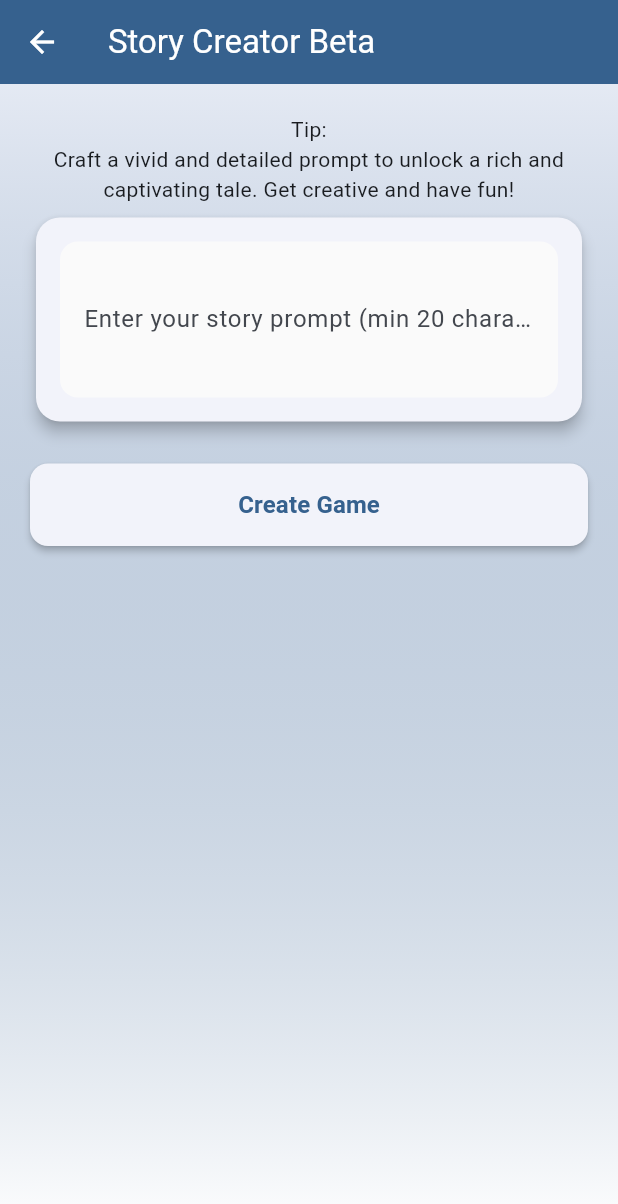
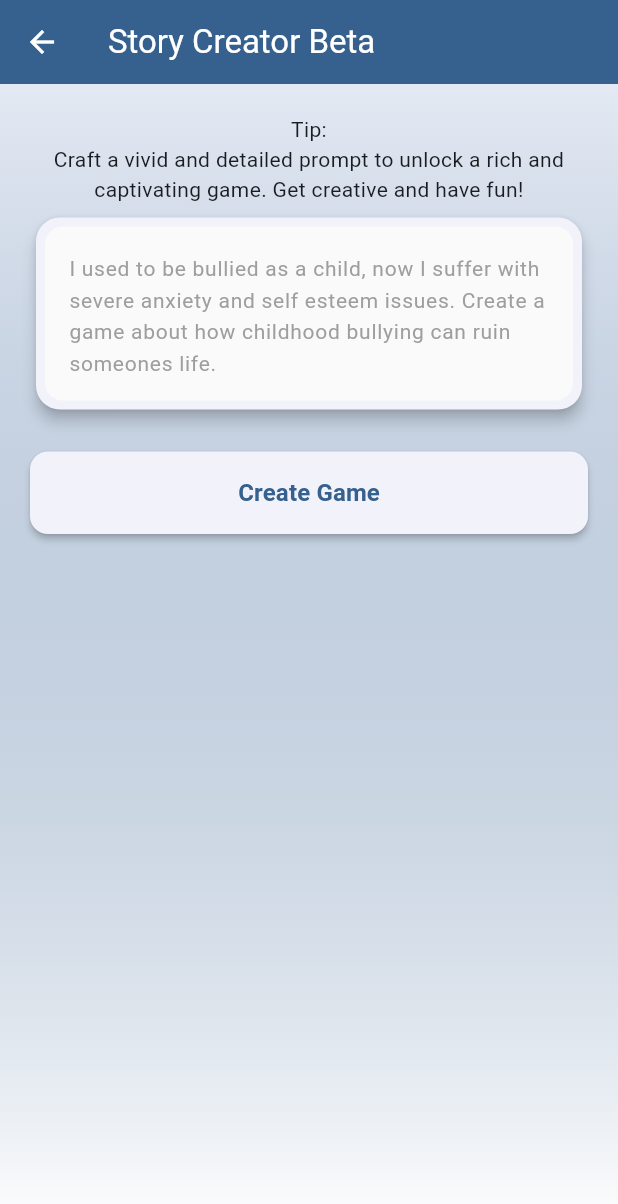
Before and after one commit to igbokwenu/chaperone, a Flutter app: the CreateGameView screen opened directly, on a phone screen of 412 x 824 dp. Shown: the top 1204 px of the screen. Run offline on Flutter 3.47's test engine with Material 3 defaults, Android fonts, the phone set to English and light mode, and no system bars; drawn by our look-alikes of toastification; our stand-ins replace animate_do, audioplayers, cached_network_image, cloud_firestore, email_validator, firebase_auth and 7 more; accounts and stored records are empty; network calls fail.

```diff
--- a/lib/utils/constants/animated_tip_widget.dart
+++ b/lib/utils/constants/animated_tip_widget.dart
@@ -9,7 +9,7 @@ class AnimatedTipText extends StatefulWidget {
 
 class _AnimatedTipTextState extends State<AnimatedTipText> {
   final List<String> tips = [
-    "Tip:\nCraft a vivid and detailed prompt to unlock a rich and captivating tale. Get creative and have fun!",
+    "Tip:\nCraft a vivid and detailed prompt to unlock a rich and captivating game. Get creative and have fun!",
     "Pro Tip:\nAdd depth and nuance to your prompt to unleash a truly enchanting story."
   ];
 
--- a/lib/utils/constants/constants.dart
+++ b/lib/utils/constants/constants.dart
@@ -247,3 +247,12 @@ const String lotteryImageUrl =
     'https://firebasestorage.googleapis.com/v0/b/chaperonegame.firebasestorage.app/o/game_images%2Flottery.jpeg?alt=media&token=13d7859c-122a-4f13-bfe2-01cdf259f996';
 const String smileSuppressionImageUrl =
     'https://console.firebase.google.com/u/0/project/chaperonegame/storage/chaperonegame.firebasestorage.app/files/~2Fgame_images#:~:text=Name-,smile_suppression.jpeg,-Size';
+
+List<String> storyPromptsExamples = [
+  "I used to be bullied as a child, now I suffer with severe anxiety and self esteem issues. Create a game about how childhood bullying can ruin someones life.",
+  "In a world where dreams are currencies, you’re hired to recover a lost memory hidden in a nightmare. Can you navigate surreal landscapes and uncover the truth, or will you keep the power for yourself?",
+  "I invited all my friends and classmates to my birthday party and none of them came. Now I never want to celebrate my birthday ever again! I am devastated.",
+  "You discover an old diary belonging to your estranged grandmother, filled with tales of her forbidden love during a time of war. As you follow her story, you uncover family secrets that could change your life forever.",
+  "Every time you tell a lie, a scar appears on your skin. When a mysterious stranger offers to erase them for a price, you must decide whether to face your truth or pay the ultimate cost.",
+  "Click here to enter your story prompt"
+];
--- a/lib/views/account_view.dart
+++ b/lib/views/account_view.dart
@@ -24,6 +24,7 @@ class AccountView extends ConsumerWidget {
     if (authService.isUserAnonymous()) {
       return Center(
         child: Column(
+          spacing: 10,
           mainAxisAlignment: MainAxisAlignment.center,
           children: [
             const Text(
--- a/lib/views/create_game_view.dart
+++ b/lib/views/create_game_view.dart
@@ -1,3 +1,4 @@
+import 'dart:async';
 import 'dart:convert';
 
 import 'package:chaperone/providers/user_data_provider.dart';
@@ -20,13 +21,38 @@ class CreateGameView extends ConsumerStatefulWidget {
   ConsumerState<CreateGameView> createState() => CreateGameViewState();
 }
 
-class CreateGameViewState extends ConsumerState<CreateGameView> {
+class CreateGameViewState extends ConsumerState<CreateGameView>
+    with SingleTickerProviderStateMixin {
   final TextEditingController _promptController = TextEditingController();
+  late Timer _timer;
+  int _currentPromptIndex = 0;
 
   String _response = '';
   String _rawResponse = '';
   bool _isLoading = false;
   int minCharacter = 20;
+
+  @override
+  void initState() {
+    super.initState();
+    // Start the timer to cycle through prompts
+    _timer = Timer.periodic(const Duration(seconds: 8), (timer) {
+      setState(() {
+        _currentPromptIndex =
+            (_currentPromptIndex + 1) % storyPromptsExamples.length;
+      });
+    });
+  }
+
+  @override
+  void dispose() {
+    _timer.cancel();
+    _promptController.dispose();
+    super.dispose();
+  }
+
+  // Get current hint text
+  String get _currentHintText => storyPromptsExamples[_currentPromptIndex];
 
   @override
   Widget build(BuildContext context) {
@@ -163,12 +189,18 @@ class CreateGameViewState extends ConsumerState<CreateGameView> {
                     borderRadius: BorderRadius.circular(16),
                   ),
                   child: Padding(
-                    padding: const EdgeInsets.all(16.0),
+                    padding: const EdgeInsets.all(6.0),
                     child: TextField(
                       controller: _promptController,
                       decoration: InputDecoration(
-                        labelText:
-                            'Enter your story prompt (min $minCharacter characters)',
+                        // labelText:
+                        //     'Enter your story prompt (min $minCharacter characters)',
+                        hintText: _currentHintText,
+                        hintMaxLines: 5, // Allow hint text to wrap
+                        hintStyle: TextStyle(
+                          color: Colors.grey[500],
+                          fontSize: 14,
+                        ),
                         border: OutlineInputBorder(
                           borderRadius: BorderRadius.circular(12),
                           borderSide: BorderSide.none,
@@ -266,10 +298,4 @@ class CreateGameViewState extends ConsumerState<CreateGameView> {
       ),
     );
   }
-
-  @override
-  void dispose() {
-    _promptController.dispose();
-    super.dispose();
-  }
 }
--- a/lib/views/story_preview_card.dart
+++ b/lib/views/story_preview_card.dart
@@ -28,6 +28,10 @@ class StoryPreviewCard extends StatelessWidget {
       await databaseService.updateAnyStoriesData(
         fieldName: storyPlayCountKey,
         newValue: FieldValue.increment(1),
+      );
+      await databaseService.updateAnyStoriesData(
+        fieldName: storyBookmarksListKey,
+        newValue: FieldValue.arrayUnion([firebaseUser?.uid]),
       );
       // Start with the 'start' node of the story
       Navigator.push(
--- a/pubspec.yaml
+++ b/pubspec.yaml
@@ -9,8 +9,9 @@ dependencies:
   flutter:
     sdk: flutter
   cupertino_icons: ^1.0.8
-  firebase_core: ^3.10.0
+  firebase_core: ^3.9.0
   firebase_auth: ^5.3.1
+  firebase_storage: ^12.3.7
   google_sign_in: ^6.2.1
   firebase_vertexai: ^1.0.4
   flutter_riverpod: ^2.6.1
@@ -20,7 +21,6 @@ dependencies:
   url_launcher: ^6.3.1
   http: ^1.2.2
   amplify_flutter: ^2.5.0
-  # amplify_storage_s3: ^2.5.1
   font_awesome_flutter: ^10.8.0
   animate_do: ^3.3.4
   cached_network_image: ^3.4.1
```
Also changed, not shown: lib/views/story_card_view.dart (+8 -4 lines), pubspec.lock, 5 other files.
